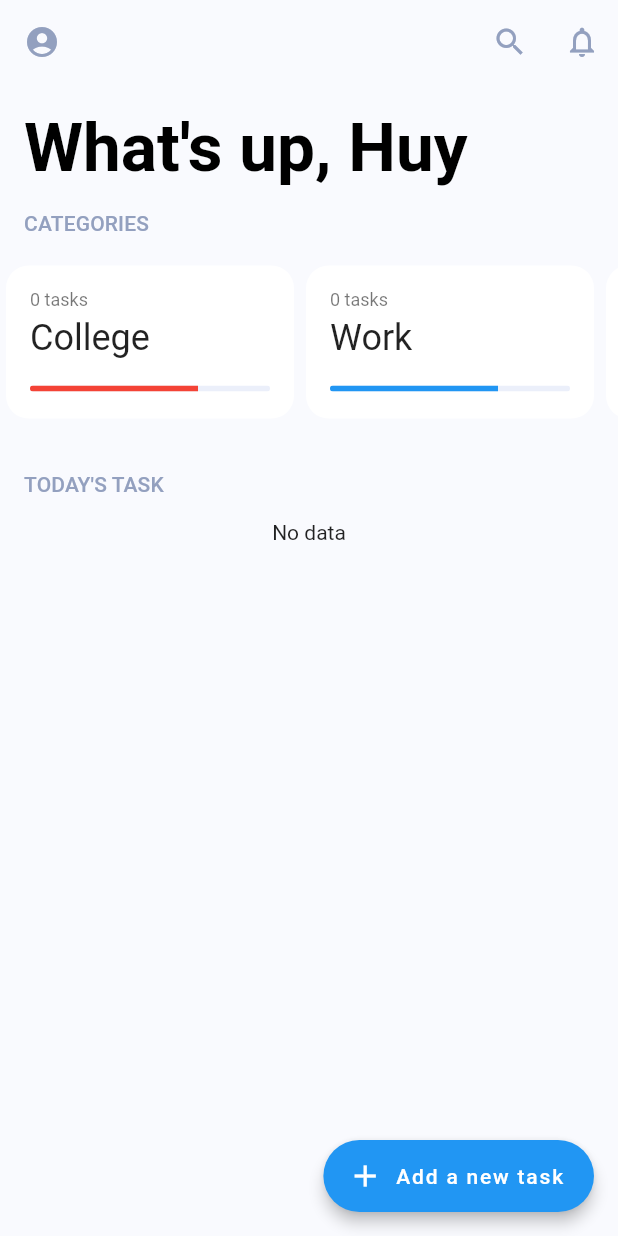
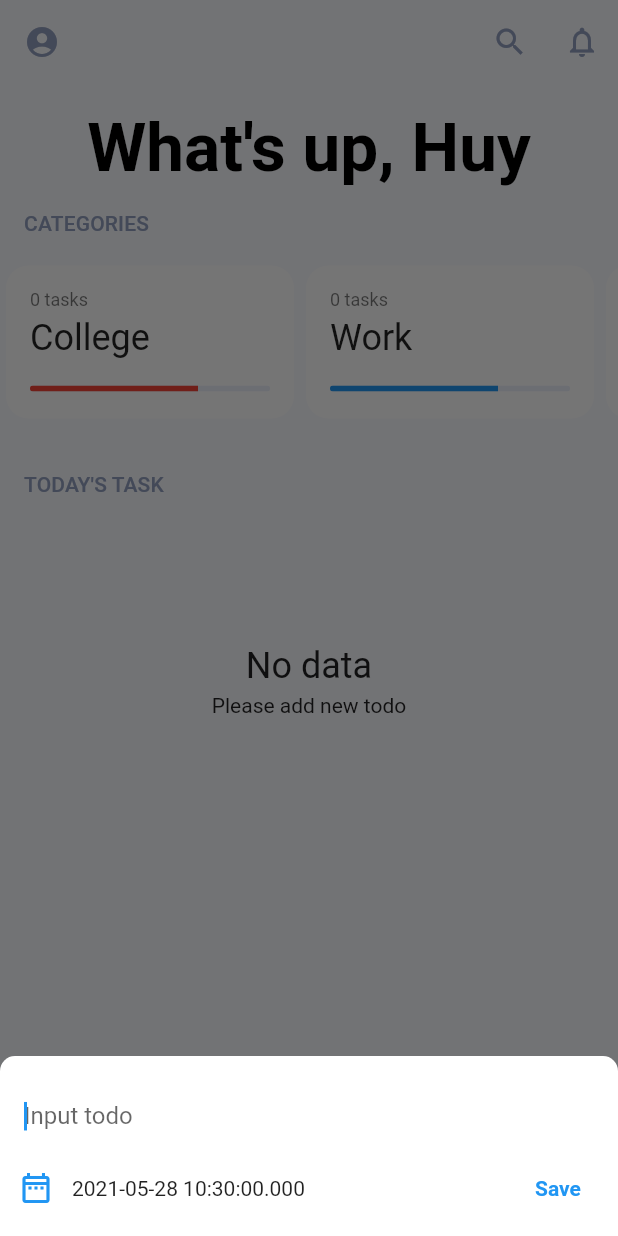
Before and after one commit to huynn109/flutter_todo, a Flutter app: the screen it shows after launch, after a tap on "Add a new task", on a phone screen of 412 x 824 dp. Run offline on Flutter 3.47's test engine with Material 2 defaults, Android fonts, the light colour scheme and no system bars; our stand-ins replace dartz, dio, equatable, flutter_dotenv, get, kiwi and 2 more; accounts and stored records are empty; generated files the repository leaves out were written again.

Commit message:
Update some views

```diff
--- a/lib/app/routes/app_pages.dart
+++ b/lib/app/routes/app_pages.dart
@@ -1,6 +1,6 @@
+import 'package:flutter_todo_simple/presentation/home/bindings/add_todo_binding.dart';
 import 'package:flutter_todo_simple/presentation/home/bindings/home_binding.dart';
 import 'package:flutter_todo_simple/presentation/home/views/home_view.dart';
-import 'package:flutter_todo_simple/presentation/profile/bindings/profile_binding.dart';
 import 'package:flutter_todo_simple/presentation/profile/views/profile_view.dart';
 import 'package:flutter_todo_simple/presentation/splash/bindings/splash_binding.dart';
 import 'package:flutter_todo_simple/presentation/splash/views/splash_view.dart';
@@ -17,12 +17,11 @@ class AppPages {
     GetPage(
       name: _Paths.PRESENTATION + _Paths.HOME,
       page: () => HomeView(),
-      binding: HomeBinding(),
+      bindings: [HomeBinding(), AddTodoBinding()],
     ),
     GetPage(
       name: _Paths.PRESENTATION + _Paths.PROFILE,
       page: () => ProfileView(),
-      binding: ProfileBinding(),
     ),
     GetPage(
       name: _Paths.PRESENTATION + _Paths.SPLASH_SCREEN,
--- a/lib/core/widget/empty_view.dart
+++ b/lib/core/widget/empty_view.dart
@@ -1,17 +1,49 @@
+import 'package:flutter/cupertino.dart';
+import 'package:flutter/material.dart';
 import 'package:flutter/widgets.dart';
+import 'package:flutter_todo_simple/resources/resource.dart';
 
 class EmptyView extends StatelessWidget {
+  final String title;
   final String content;
+
+  final bool isExpanded;
 
   const EmptyView({
     Key? key,
-    this.content = "No data",
+    this.title = "No data",
+    this.content = "Please add new todo",
+    this.isExpanded = false,
   }) : super(key: key);
 
   @override
   Widget build(BuildContext context) {
-    return Center(
-      child: Text(content),
+    Widget contentWidget = buildContentEmptyWidget(context, title, content);
+    if (isExpanded) {
+      return Expanded(child: contentWidget);
+    }
+    return contentWidget;
+  }
+
+  Widget buildContentEmptyWidget(
+      BuildContext context, String title, String textContent) {
+    return Container(
+      color: const Color(COLOUR_GREY_LIGHT),
+      child: Center(
+        child: Column(
+          mainAxisAlignment: MainAxisAlignment.center,
+          children: [
+            Text(
+              title,
+              style: Theme.of(context).textTheme.headline5,
+            ),
+            SizedBox(
+              height: 4,
+            ),
+            Text(content),
+          ],
+        ),
+      ),
     );
   }
 }
--- /dev/null
+++ b/lib/presentation/home/bindings/add_todo_binding.dart
@@ -0,0 +1,11 @@
+import 'package:flutter_todo_simple/presentation/home/controllers/add_todo_controller.dart';
+import 'package:get/get.dart';
+
+class AddTodoBinding extends Bindings {
+  @override
+  void dependencies() {
+    Get.lazyPut<AddTodoController>(
+      () => AddTodoController(),
+    );
+  }
+}
--- /dev/null
+++ b/lib/presentation/home/controllers/add_todo_controller.dart
@@ -0,0 +1,17 @@
+import 'package:flutter/material.dart';
+import 'package:get/get.dart';
+
+class AddTodoController extends GetxController {
+  GlobalKey addTodoFormKey = GlobalKey<FormState>();
+
+  @override
+  void onInit() {
+    super.onInit();
+  }
+
+  @override
+  void onClose() {}
+
+  @override
+  void onReady() {}
+}
--- /dev/null
+++ b/lib/presentation/home/views/extras/home_add_todo_view.dart
@@ -0,0 +1,89 @@
+import 'package:flutter/material.dart';
+import 'package:flutter_todo_simple/presentation/home/controllers/add_todo_controller.dart';
+import 'package:get/get.dart';
+
+class HomeAddTodoView extends GetView<AddTodoController> {
+  final TextEditingController _controller = TextEditingController();
+  final DateTime? date;
+
+  HomeAddTodoView({Key? key, this.date}) : super(key: key);
+
+  @override
+  Widget build(BuildContext context) {
+    return Container(
+      decoration: BoxDecoration(
+        color: Colors.white,
+        borderRadius: BorderRadius.only(
+          topLeft: const Radius.circular(10.0),
+          topRight: const Radius.circular(10.0),
+        ),
+      ),
+      child: Form(
+        key: controller.addTodoFormKey,
+        child: Column(
+          crossAxisAlignment: CrossAxisAlignment.start,
+          mainAxisSize: MainAxisSize.min,
+          children: <Widget>[
+            Padding(
+              padding: const EdgeInsets.fromLTRB(16, 16, 16, 0),
+              child: TextFormField(
+                controller: _controller,
+                autofocus: true,
+                decoration: InputDecoration(
+                  border: InputBorder.none,
+                  hintText: 'Input todo',
+                ),
+                autocorrect: false,
+                keyboardType: TextInputType.text,
+              ),
+            ),
+            Row(
+              mainAxisAlignment: MainAxisAlignment.start,
+              children: <Widget>[
+                IconButton(
+                  icon: Icon(
+                    Icons.date_range_outlined,
+                    color: Colors.blue,
+                  ),
+                  onPressed: () {
+                    showDatePicker(
+                      context: context,
+                      initialDate: date ?? DateTime.now(),
+                      firstDate:
+                          (date ?? DateTime.now()).subtract(Duration(days: 30)),
+                      lastDate:
+                          (date ?? DateTime.now()).add(Duration(days: 365)),
+                    ).then((value) {
+                      if (value == null) return;
+                      print("Date: ${value.toIso8601String()}");
+                    }).catchError((error) {
+                      print(error.toString());
+                    });
+                  },
+                ),
+                Text(DateTime.now().toString()),
+                Spacer(),
+                Padding(
+                  padding: const EdgeInsets.only(right: 8),
+                  child: TextButton(
+                    child: Text(
+                      'Save',
+                      style: TextStyle(
+                        color: Colors.blue,
+                        fontWeight: FontWeight.bold,
+                      ),
+                    ),
+                    onPressed: () {},
+                  ),
+                ),
+              ],
+            ),
+            SizedBox(
+              height: 8,
+            ),
+          ],
+        ),
+      ),
+    );
+  }
+}
--- a/lib/presentation/home/views/extras/home_todo_list.dart
+++ b/lib/presentation/home/views/extras/home_todo_list.dart
@@ -18,9 +18,11 @@ class HomeTodoList extends GetView<HomeController> {
         case ViewState.error:
           break;
         case ViewState.empty:
-          return EmptyView();
+          return EmptyView(
+            isExpanded: true,
+          );
         case ViewState.data:
-          return HomeViewWithData(
+          return HomeTodoDataList(
             todoList: controller.todoList.cast(),
           );
       }
@@ -29,10 +31,10 @@ class HomeTodoList extends GetView<HomeController> {
   }
 }
 
-class HomeViewWithData extends StatelessWidget {
+class HomeTodoDataList extends StatelessWidget {
   final List<Todo> todoList;
 
-  HomeViewWithData({Key? key, required this.todoList}) : super(key: key);
+  HomeTodoDataList({Key? key, required this.todoList}) : super(key: key);
 
   @override
   Widget build(BuildContext context) {
--- a/lib/presentation/home/views/home_view.dart
+++ b/lib/presentation/home/views/home_view.dart
@@ -1,20 +1,23 @@
 import 'package:flutter/material.dart';
+import 'package:flutter_todo_simple/presentation/home/views/extras/home_add_todo_view.dart';
 import 'package:flutter_todo_simple/presentation/home/views/extras/home_category_view.dart';
 import 'package:flutter_todo_simple/presentation/home/views/extras/home_header_view.dart';
 import 'package:flutter_todo_simple/presentation/home/views/extras/home_todo_view.dart';
 import 'package:flutter_todo_simple/resources/resource.dart';
+import 'package:get/get.dart';
 
 class HomeView extends StatelessWidget {
   @override
   Widget build(BuildContext context) {
     return Scaffold(
+      resizeToAvoidBottomInset: true,
       appBar: AppBar(
         centerTitle: true,
         elevation: 0.0,
         leading: IconButton(
           icon: Icon(Icons.account_circle),
           color: const Color(COLOUR_GREY),
-          tooltip: 'Open shopping cart',
+          tooltip: 'Profile',
           onPressed: () {
             // handle the press
           },
@@ -42,16 +45,26 @@ class HomeView extends StatelessWidget {
       ),
       body: Container(
         color: const Color(COLOUR_GREY_LIGHT),
-        child: ListView(
+        child: CustomScrollView(
           scrollDirection: Axis.vertical,
+          slivers: [
+            SliverFillRemaining(
+              hasScrollBody: false,
+              child: IntrinsicHeight(
+                child: Column(
+                  mainAxisSize: MainAxisSize.max,
                   children: [
                     SizedBox(height: 16),
                     HeaderView(),
                     SizedBox(height: 16),
                     HomeCategoryView(),
                     SizedBox(height: 16),
-            HomeTodoView(),
-            SizedBox(height: 16),
+                    Expanded(child: HomeTodoView()),
+                    Spacer(),
+                  ],
+                ),
+              ),
+            )
           ],
         ),
       ),
@@ -59,7 +72,20 @@ class HomeView extends StatelessWidget {
         elevation: 4.0,
         icon: const Icon(Icons.add),
         label: const Text('Add a new task', maxLines: 1),
-        onPressed: () {},
+        onPressed: () {
+          Get.bottomSheet(
+            AnimatedPadding(
+              padding: EdgeInsets.only(
+                  bottom: MediaQuery.of(context).viewInsets.bottom),
+              duration: const Duration(milliseconds: 100),
+              curve: Curves.decelerate,
+              child: Container(
+                child: HomeAddTodoView(),
+              ),
+            ),
+            isScrollControlled: true,
+          );
+        },
       ),
     );
   }
```
Also changed, not shown: lib/core/widget/bottom_sheet_view.dart (added, +337 -0 lines). Lines whose indentation alone changed are shown as unchanged.
